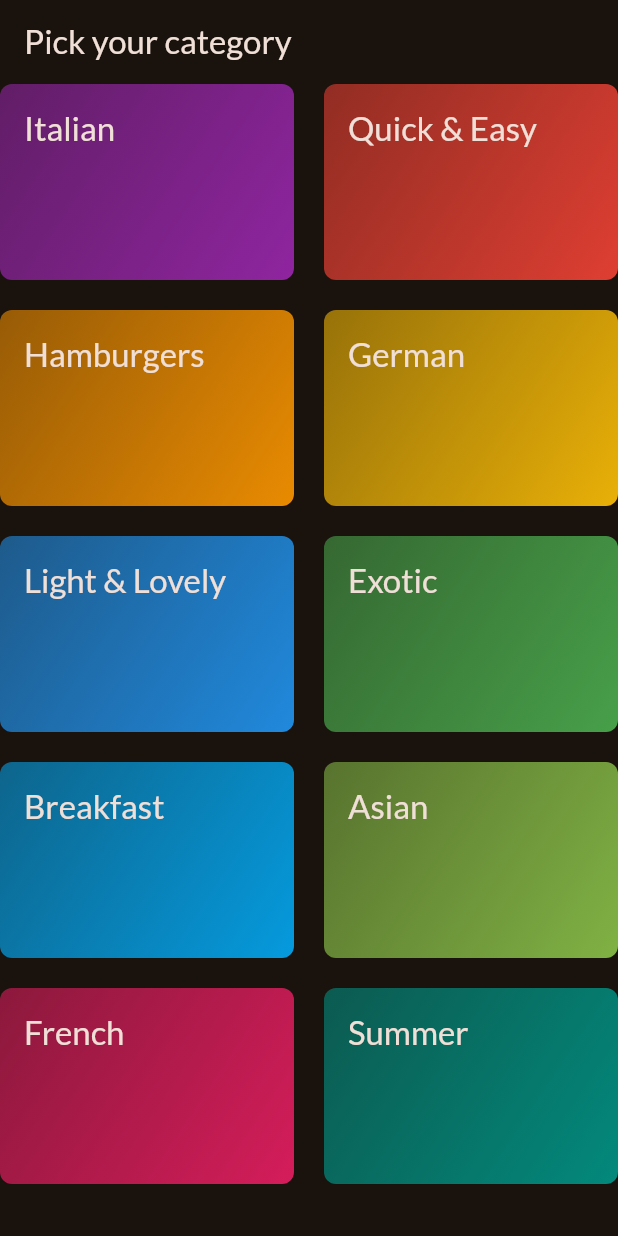
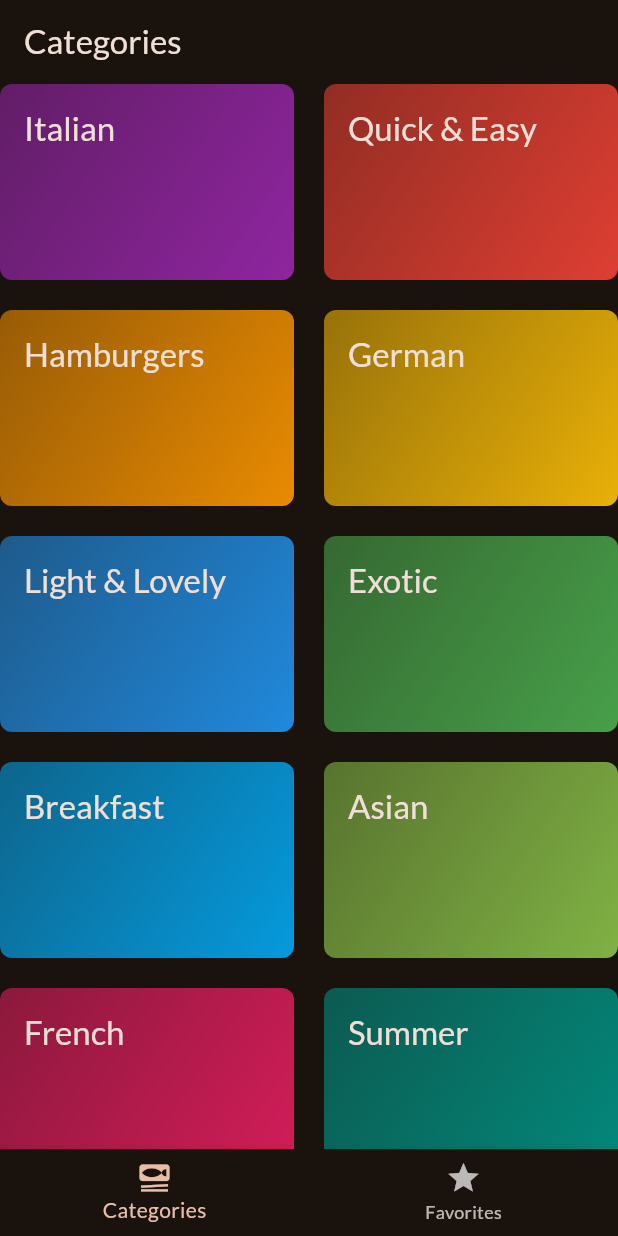
Before and after one commit to yanaMyn/flutter-meals, a Flutter app: the screen it shows after launch, on a phone screen of 412 x 824 dp. Run offline on Flutter 3.47's test engine with Material 2 defaults, Android fonts, the phone set to English and light mode, and no system bars; our stand-ins replace google_fonts, transparent_image.

Commit message:
adding tabs screen and handle favorites

```diff
--- a/lib/main.dart
+++ b/lib/main.dart
@@ -1,6 +1,6 @@
 import 'package:flutter/material.dart';
 import 'package:google_fonts/google_fonts.dart';
-import 'package:meals/screens/categories.dart';
+import 'package:meals/screens/tabs.dart';
 
 final theme = ThemeData(
   useMaterial3: true,
@@ -22,7 +22,7 @@ class App extends StatelessWidget {
   Widget build(BuildContext context) {
     return MaterialApp(
       theme: theme,
-      home: const CategoriesScreen(),
+      home: const TabsScreen(),
     );
   }
 }
--- a/lib/screens/categories.dart
+++ b/lib/screens/categories.dart
@@ -1,32 +1,37 @@
 import 'package:flutter/material.dart';
 import 'package:meals/data/dummy_data.dart';
 import 'package:meals/models/category.dart';
+import 'package:meals/models/meal.dart';
 import 'package:meals/screens/meals.dart';
 import 'package:meals/widgets/category_grid_item.dart';
 
 class CategoriesScreen extends StatelessWidget {
-  const CategoriesScreen({super.key});
+  const CategoriesScreen({
+    super.key,
+    required this.onToggleFavorite,
+  });
+
+  final void Function(Meal meal) onToggleFavorite;
 
   void _selectCategory(BuildContext context, Category category) {
-    final filteredMeals = dummyMeals.where(
+    final filteredMeals = dummyMeals
+        .where(
           (meal) => meal.categories.contains(category.id),
-    ).toList();
+        )
+        .toList();
 
     Navigator.of(context).push(MaterialPageRoute(
       builder: (context) => MealsScreen(
         title: category.title,
-        meals: filteredMeals
+        meals: filteredMeals,
+        onToggleFavorite: onToggleFavorite,
       ),
     ));
   }
 
   @override
   Widget build(BuildContext context) {
-    return Scaffold(
-      appBar: AppBar(
-        title: const Text('Pick your category'),
-      ),
-      body: GridView(
+    return GridView(
       gridDelegate: const SliverGridDelegateWithFixedCrossAxisCount(
         crossAxisCount: 2,
         childAspectRatio: 3 / 2,
@@ -40,9 +45,8 @@ class CategoriesScreen extends StatelessWidget {
             onSelectCategory: () {
               _selectCategory(context, category);
             },
-            )
+          ),
       ],
-      ),
     );
   }
 }
--- /dev/null
+++ b/lib/screens/tabs.dart
@@ -0,0 +1,83 @@
+import 'package:flutter/material.dart';
+import 'package:meals/models/meal.dart';
+import 'package:meals/screens/categories.dart';
+import 'package:meals/screens/meals.dart';
+
+class TabsScreen extends StatefulWidget {
+  const TabsScreen({super.key});
+
+  @override
+  State<TabsScreen> createState() {
+    return _TabsScreenState();
+  }
+}
+
+class _TabsScreenState extends State<TabsScreen> {
+  int _selectedPageIndex = 0;
+  final List<Meal> _favoriteMeals = [];
+
+  void _selectPage(int index) {
+    setState(() {
+      _selectedPageIndex = index;
+    });
+  }
+
+  void _showInfoMessage(String message) {
+    ScaffoldMessenger.of(context).clearSnackBars();
+    ScaffoldMessenger.of(context).showSnackBar(
+      SnackBar(
+        content: Text(message),
+      ),
+    );
+  }
+
+  void toggleMealFaoriteStatus(Meal meal) {
+    final isExisting = _favoriteMeals.contains(meal);
+
+    if (isExisting) {
+      setState(() {
+        _favoriteMeals.remove(meal);
+      _showInfoMessage("meal is no longer a favorite.");
+      });
+    } else {
+      setState(() {
+        _favoriteMeals.add(meal);
+      _showInfoMessage("marked as a favorite!");
+      });
+    }
+  }
+
+  @override
+  Widget build(BuildContext context) {
+    Widget activePage = CategoriesScreen(
+      onToggleFavorite: toggleMealFaoriteStatus,
+    );
+    var activePageTitle = "Categories";
+
+    if (_selectedPageIndex == 1) {
+      activePage = MealsScreen(
+        meals: _favoriteMeals,
+        onToggleFavorite: toggleMealFaoriteStatus,
+      );
+      activePageTitle = "Your Favorites";
+    }
+
+    return Scaffold(
+      appBar: AppBar(
+        title: Text(activePageTitle),
+      ),
+      body: activePage,
+      bottomNavigationBar: BottomNavigationBar(
+        currentIndex: _selectedPageIndex,
+        onTap: (index) {
+          _selectPage(index);
+        },
+        items: const [
+          BottomNavigationBarItem(
+              icon: Icon(Icons.set_meal), label: "Categories"),
+          BottomNavigationBarItem(icon: Icon(Icons.star), label: "Favorites"),
+        ],
+      ),
+    );
+  }
+}
```
Also changed, not shown: lib/screens/meal_detail_screen.dart (+10 -0 lines), lib/screens/meals.dart (+16 -4 lines). Lines whose indentation alone changed are shown as unchanged.
